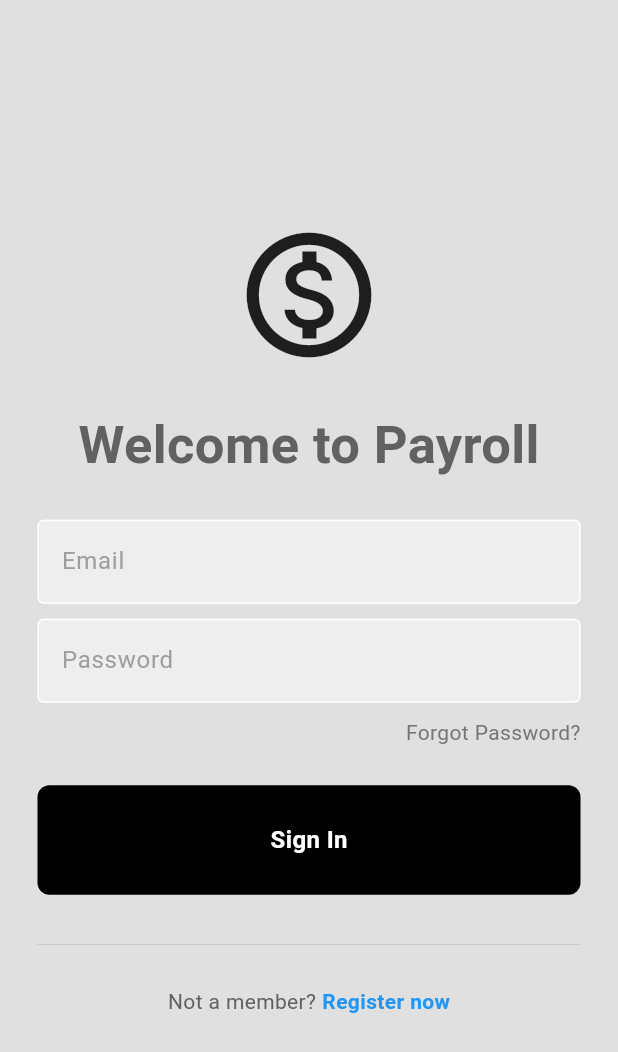
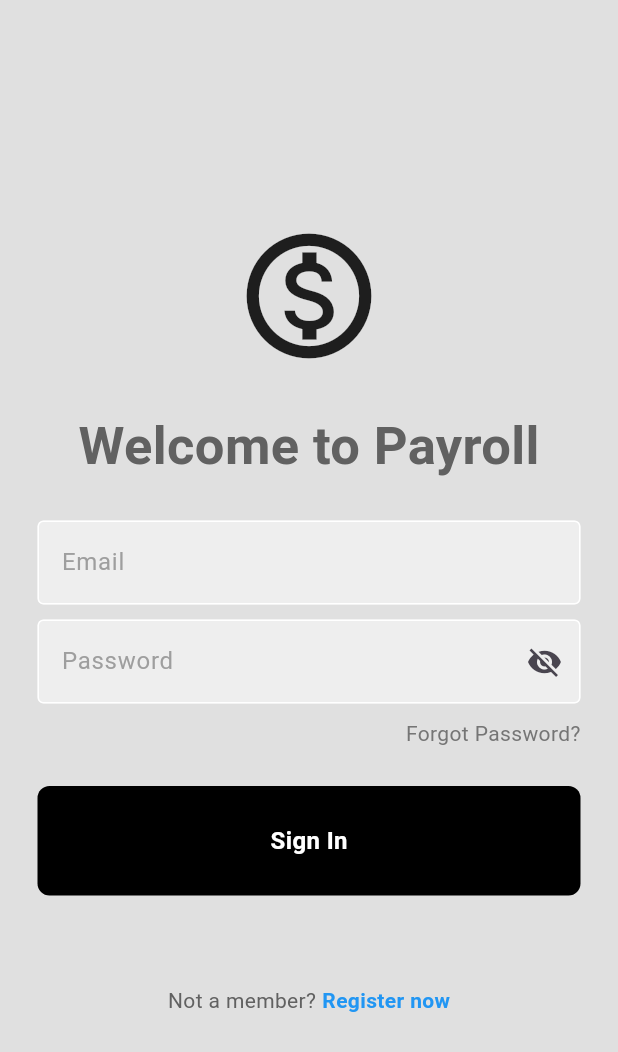
Before and after one commit to rmmuana2018/payroll_crud, a Flutter app: the screen it shows after launch, on a phone screen of 412 x 824 dp. Shown: the top 1052 px of the screen. Run offline on Flutter 3.47's test engine with Material 3 defaults, Android fonts, the light colour scheme and no system bars; our stand-ins replace flutter_bloc, sqflite; accounts and stored records are empty.

Commit message:
Add an eye icon to show/hide password

```diff
--- a/lib/components/my_textfield.dart
+++ b/lib/components/my_textfield.dart
@@ -1,11 +1,13 @@
 import 'package:flutter/material.dart';
 
 class MyTextField extends StatelessWidget {
-  final controller;
+  final TextEditingController controller;
   final String hintText;
   final bool obscureText;
+  final bool? showPassword;
+  final VoidCallback? onToggle;
 
-  const MyTextField({super.key, required this.controller, required this.hintText, required this.obscureText});
+  const MyTextField({super.key, required this.controller, required this.hintText, required this.obscureText, this.showPassword, this.onToggle});
 
   @override
   Widget build(BuildContext context) {
@@ -13,7 +15,7 @@ class MyTextField extends StatelessWidget {
       padding: const EdgeInsets.symmetric(horizontal: 25.0),
       child: TextField(
         controller: controller,
-        obscureText: obscureText,
+        obscureText: obscureText && !(showPassword ?? false),
         decoration: InputDecoration(
           enabledBorder: const OutlineInputBorder(borderSide: BorderSide(color: Colors.white)),
           focusedBorder: OutlineInputBorder(borderSide: BorderSide(color: Colors.grey.shade400)),
@@ -21,6 +23,12 @@ class MyTextField extends StatelessWidget {
           filled: true,
           hintText: hintText,
           hintStyle: TextStyle(color: Colors.grey[500]),
+          suffixIcon: obscureText
+              ? IconButton(
+            icon: Icon(showPassword! ? Icons.visibility : Icons.visibility_off),
+            onPressed: onToggle,
+          )
+              : null,
         ),
       ),
     );
--- a/lib/screens/login_screen.dart
+++ b/lib/screens/login_screen.dart
@@ -15,6 +15,7 @@ class LoginScreen extends StatefulWidget {
 class _LoginScreenState extends State<LoginScreen> {
   final emailController = TextEditingController();
   final passwordController = TextEditingController();
+  bool showPassword = false;
 
   @override
   Widget build(BuildContext context) {
@@ -23,11 +24,7 @@ class _LoginScreenState extends State<LoginScreen> {
       body: BlocConsumer<AuthCubit, AuthState>(
         listener: (context, state) {
           if (state is AuthLoading) {
-            showDialog(
-              context: context,
-              barrierDismissible: false,
-              builder: (context) => const Center(child: CircularProgressIndicator()),
-            );
+            showDialog(context: context, barrierDismissible: false, builder: (context) => const Center(child: CircularProgressIndicator()));
           } else {
             Navigator.pop(context);
           }
@@ -44,9 +41,7 @@ class _LoginScreenState extends State<LoginScreen> {
                   title: const Text("Login Failed"),
                   // content: Text(state.error),
                   content: Text('Incorrect email/password'),
-                  actions: [
-                    TextButton(onPressed: () => Navigator.pop(context), child: const Text("OK"))
-                  ],
+                  actions: [TextButton(onPressed: () => Navigator.pop(context), child: const Text("OK"))],
                 );
               },
             );
@@ -65,23 +60,24 @@ class _LoginScreenState extends State<LoginScreen> {
                     const SizedBox(height: 25),
                     MyTextField(controller: emailController, hintText: 'Email', obscureText: false),
                     const SizedBox(height: 10),
-                    MyTextField(controller: passwordController, hintText: 'Password', obscureText: true),
+                    MyTextField(
+                      controller: passwordController,
+                      hintText: 'Password',
+                      obscureText: true,
+                      showPassword: showPassword,
+                      onToggle: () => setState(() => showPassword = !showPassword),
+                    ),
                     const SizedBox(height: 10),
                     Padding(
                       padding: const EdgeInsets.symmetric(horizontal: 25.0),
-                      child: Row(mainAxisAlignment: MainAxisAlignment.end, children: [Text('Forgot Password?', style: TextStyle(color: Colors.grey[600]))]),
+                      child: Row(
+                        mainAxisAlignment: MainAxisAlignment.end,
+                        children: [Text('Forgot Password?', style: TextStyle(color: Colors.grey[600]))],
+                      ),
                     ),
                     const SizedBox(height: 25),
-                    MyButton(
-                      text: 'Sign In',
-                      onTap: () => context.read<AuthCubit>().login(emailController.text, passwordController.text),
-                    ),
-                    const SizedBox(height: 25),
-                    Padding(
-                      padding: const EdgeInsets.symmetric(horizontal: 25.0),
-                      child: Row(children: [Expanded(child: Divider(thickness: 0.5, color: Colors.grey[400]))]),
-                    ),
-                    const SizedBox(height: 20),
+                    MyButton(text: 'Sign In', onTap: () => context.read<AuthCubit>().login(emailController.text, passwordController.text)),
+                    const SizedBox(height: 60),
                     Row(
                       mainAxisAlignment: MainAxisAlignment.center,
                       children: [
```
